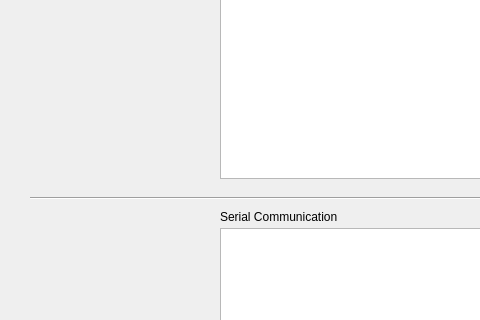
Above: slave00/mainwindow.ui from joearrop/dialogue_wifi before the change; both pictures show x 0 to 480 and y 101 to 421 of the 800 by 585 pixel window. Below: the same form after it.
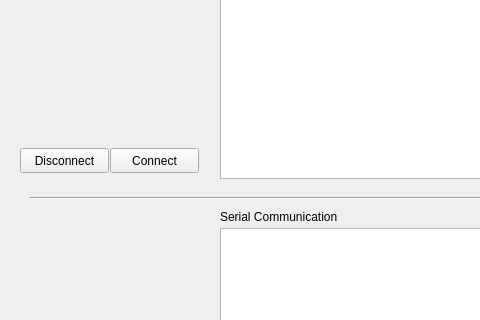
That is the form after the change.

Commit message: disconnect buttom

```diff
--- a/slave00/mainwindow.ui
+++ b/slave00/mainwindow.ui
@@ -107,6 +107,32 @@
      <string>Serial Communication</string>
     </property>
    </widget>
+   <widget class="QPushButton" name="buttDisconnect">
+    <property name="geometry">
+     <rect>
+      <x>20</x>
+      <y>230</y>
+      <width>89</width>
+      <height>25</height>
+     </rect>
+    </property>
+    <property name="text">
+     <string>Disconnect</string>
+    </property>
+   </widget>
+   <widget class="QPushButton" name="pushButton_2">
+    <property name="geometry">
+     <rect>
+      <x>110</x>
+      <y>230</y>
+      <width>89</width>
+      <height>25</height>
+     </rect>
+    </property>
+    <property name="text">
+     <string>Connect</string>
+    </property>
+   </widget>
   </widget>
   <widget class="QMenuBar" name="menubar">
    <property name="geometry">
```
The commit also changes 20 other files.
